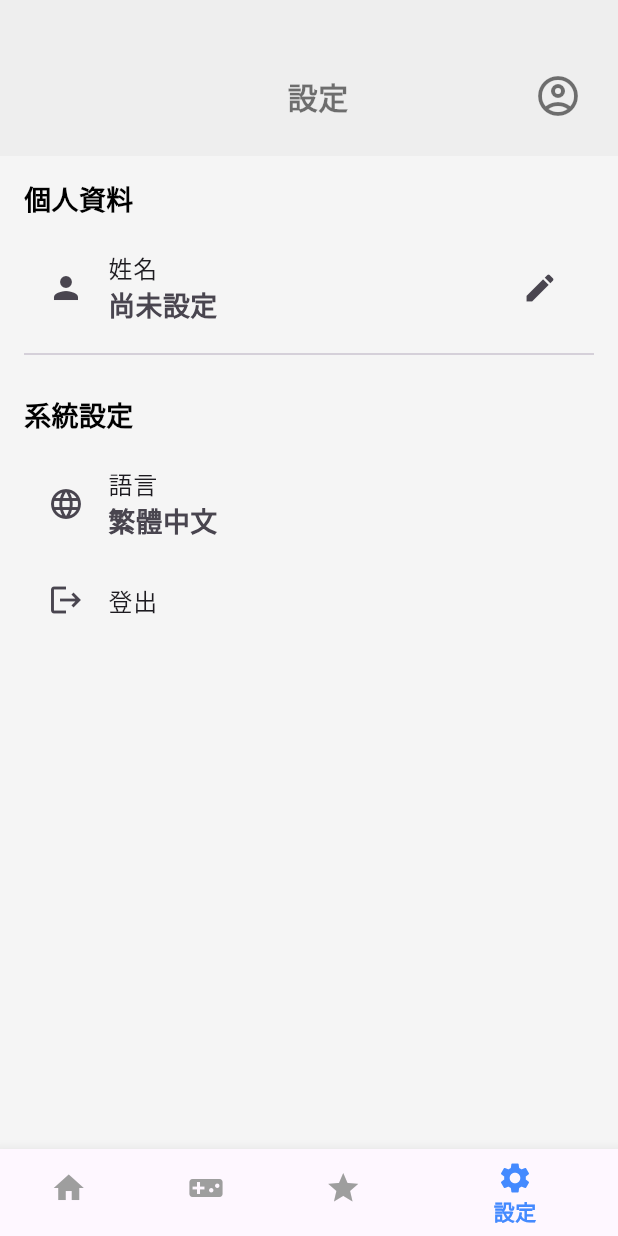
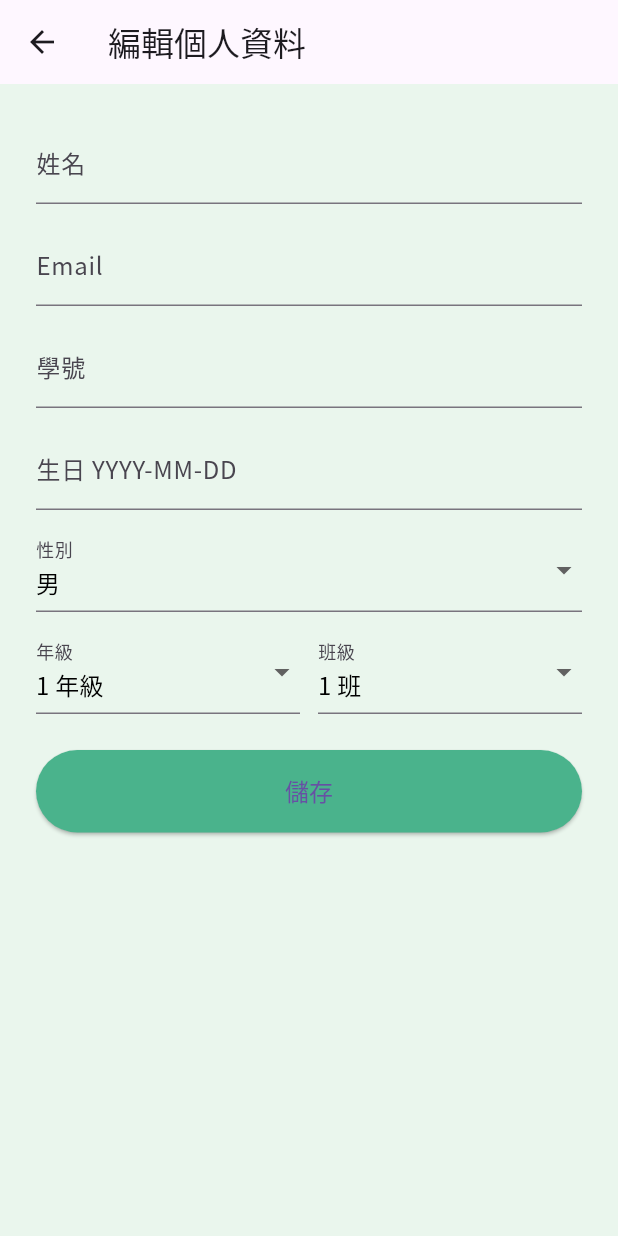
Before and after one commit to Chumi-HCIS-IxD/fronted, a Flutter app: the HomePage screen opened directly with empty values, item 4 of the bottom bar chosen, after a tap on "姓名", on a phone screen of 412 x 824 dp. Run offline on Flutter 3.47's test engine with Material 3 defaults, Android fonts, the phone set to English and light mode, and no system bars; our stand-ins replace audioplayers, firebase_auth, firebase_core, google_fonts, image_picker, shared_preferences; accounts and stored records are empty; network calls fail.

```diff
--- /dev/null
+++ b/lib/pages/edit_profile_page.dart
@@ -0,0 +1,139 @@
+import 'package:flutter/material.dart';
+import '../services/auth_api_service.dart';
+
+class EditProfilePage extends StatefulWidget {
+  final AuthApiService authService;
+
+  const EditProfilePage({super.key, required this.authService});
+
+  @override
+  State<EditProfilePage> createState() => _EditProfilePageState();
+}
+
+class _EditProfilePageState extends State<EditProfilePage> {
+  final _nameController = TextEditingController();
+  final _emailController = TextEditingController();
+  final _studentIdController = TextEditingController();
+  final _birthdayController = TextEditingController();
+
+  String _gender = 'male';
+  int _grade = 1;
+  int _classNum = 1;
+
+  late final List<String> _grades = List.generate(6, (i) => '${i + 1}');
+  late final List<String> _classes = List.generate(10, (i) => '${i + 1}');
+
+  @override
+  void initState() {
+    super.initState();
+    _loadProfile();
+  }
+
+  Future<void> _loadProfile() async {
+    final profile = await widget.authService.fetchUserProfile();
+    if (profile != null) {
+      setState(() {
+        _nameController.text = profile['name'] ?? '';
+        _emailController.text = profile['email'] ?? '';
+        _studentIdController.text = profile['studentId'] ?? '';
+        _birthdayController.text = profile['birthday'] ?? '';
+        _gender = profile['gender'] ?? 'male';
+
+        final className = profile['className'] ?? '1年1班';
+        final match = RegExp(r'(\d)年(\d+)班').firstMatch(className);
+        if (match != null) {
+          _grade = int.tryParse(match.group(1)!) ?? 1;
+          _classNum = int.tryParse(match.group(2)!) ?? 1;
+        }
+      });
+    }
+  }
+
+  Future<void> _saveProfile() async {
+    final updated = {
+      'name': _nameController.text.trim(),
+      'email': _emailController.text.trim(),
+      'studentId': _studentIdController.text.trim(),
+      'birthday': _birthdayController.text.trim(),
+      'gender': _gender,
+      'className': '${_grade}年${_classNum}班',
+    };
+
+    final result = await widget.authService.updateUserProfile(updated);
+    if (result == null && mounted) {
+      ScaffoldMessenger.of(context).showSnackBar(const SnackBar(content: Text('更新成功')));
+      Navigator.pop(context);
+    } else {
+      ScaffoldMessenger.of(context).showSnackBar(SnackBar(content: Text('更新失敗：$result')));
+    }
+  }
+
+  @override
+  Widget build(BuildContext context) {
+    return Scaffold(
+      backgroundColor: const Color(0xFFEAF6ED),
+      appBar: AppBar(title: const Text('編輯個人資料')),
+      body: Padding(
+        padding: const EdgeInsets.all(24),
+        child: ListView(
+          children: [
+            TextField(controller: _nameController, decoration: const InputDecoration(labelText: '姓名')),
+            const SizedBox(height: 12),
+            TextField(controller: _emailController, decoration: const InputDecoration(labelText: 'Email')),
+            const SizedBox(height: 12),
+            TextField(controller: _studentIdController, decoration: const InputDecoration(labelText: '學號')),
+            const SizedBox(height: 12),
+            TextField(controller: _birthdayController, decoration: const InputDecoration(labelText: '生日 YYYY-MM-DD')),
+            const SizedBox(height: 12),
+            DropdownButtonFormField<String>(
+              value: _gender,
+              items: const [
+                DropdownMenuItem(value: 'male', child: Text('男')),
+                DropdownMenuItem(value: 'female', child: Text('女')),
+              ],
+              onChanged: (v) => setState(() => _gender = v ?? 'male'),
+              decoration: const InputDecoration(labelText: '性別'),
+            ),
+            const SizedBox(height: 12),
+            Row(
+              children: [
+                Expanded(
+                  child: DropdownButtonFormField<int>(
+                    value: _grade,
+                    items: _grades.map((g) => DropdownMenuItem(
+                      value: int.parse(g),
+                      child: Text('$g 年級'),
+                    )).toList(),
+                    onChanged: (v) => setState(() => _grade = v ?? 1),
+                    decoration: const InputDecoration(labelText: '年級'),
+                  ),
+                ),
+                const SizedBox(width: 12),
+                Expanded(
+                  child: DropdownButtonFormField<int>(
+                    value: _classNum,
+                    items: _classes.map((c) => DropdownMenuItem(
+                      value: int.parse(c),
+                      child: Text('$c 班'),
+                    )).toList(),
+                    onChanged: (v) => setState(() => _classNum = v ?? 1),
+                    decoration: const InputDecoration(labelText: '班級'),
+                  ),
+                ),
+              ],
+            ),
+            const SizedBox(height: 24),
+            ElevatedButton(
+              onPressed: _saveProfile,
+              style: ElevatedButton.styleFrom(
+                backgroundColor: const Color(0xFF4AB38C),
+                padding: const EdgeInsets.symmetric(vertical: 16),
+              ),
+              child: const Text('儲存', style: TextStyle(fontSize: 16)),
+            ),
+          ],
+        ),
+      ),
+    );
+  }
+}
--- a/lib/pages/home_page.dart
+++ b/lib/pages/home_page.dart
@@ -37,7 +37,7 @@ class _HomePageState extends State<HomePage> {
     _pages = [
       GameTab(),
       RecordTab(authService: _authService),
-      SettingsTab(),
+      SettingsTab(authService: widget.authService),
     ];
   }
 
--- a/lib/pages/profile_drawer.dart
+++ b/lib/pages/profile_drawer.dart
@@ -86,12 +86,12 @@ class _ProfileDrawerState extends State<ProfileDrawer> {
               ),
             ),
             const SizedBox(height: 4),
-            const Center(
-              child: Text(
-                "老師",
-                style: TextStyle(fontSize: 16, color: Colors.black54),
-              ),
-            ),
+            // const Center(
+            //   child: Text(
+            //     "老師",
+            //     style: TextStyle(fontSize: 16, color: Colors.black54),
+            //   ),
+            // ),
 
             const SizedBox(height: 24),
             const Divider(thickness: 1, indent: 24, endIndent: 24),
```
Also changed, not shown: lib/MCQ_Game/create_room_page.dart (+47 -20 lines), lib/MCQ_Game/room_page.dart (+70 -7 lines), lib/MCQ_Game/room_selection_page.dart (+37 -4 lines), lib/MCQ_Game/unit_selection_page.dart (deleted, +0 -255 lines), lib/services/auth_api_service.dart (+18 -0 lines), lib/tabs/settings_tab.dart (+21 -6 lines).
